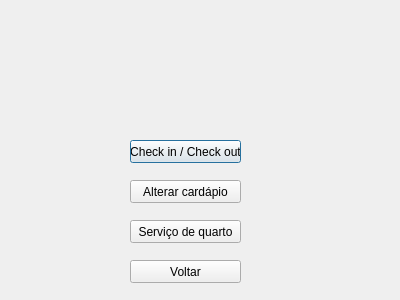
Old version of the form Projeto/adm.ui in the repository YouKhatib/EstruturaProjeto.
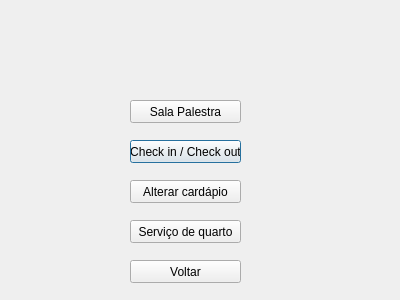
New version of the form.

Commit message: Sistema de palestras(Pilha) quase completo

The edit to the form file:
```diff
--- a/Projeto/adm.ui
+++ b/Projeto/adm.ui
@@ -65,6 +65,19 @@
     <string>Voltar</string>
    </property>
   </widget>
+  <widget class="QPushButton" name="pushButton_5">
+   <property name="geometry">
+    <rect>
+     <x>130</x>
+     <y>100</y>
+     <width>111</width>
+     <height>23</height>
+    </rect>
+   </property>
+   <property name="text">
+    <string>Sala Palestra</string>
+   </property>
+  </widget>
  </widget>
  <resources/>
  <connections/>
```
The commit also changes 25 other files.
